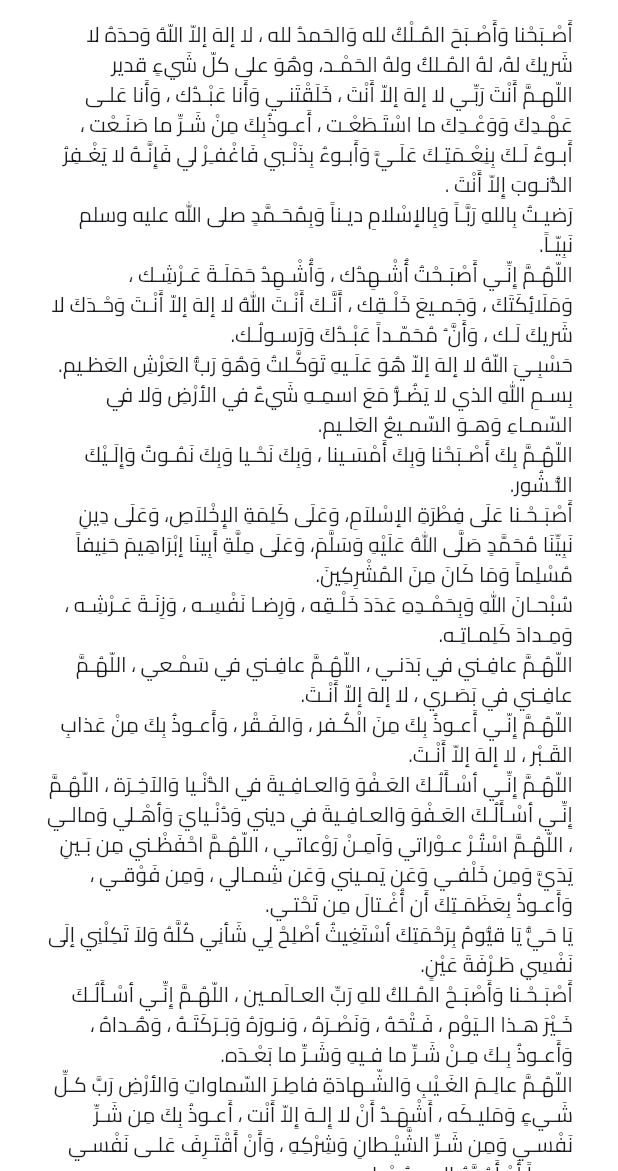
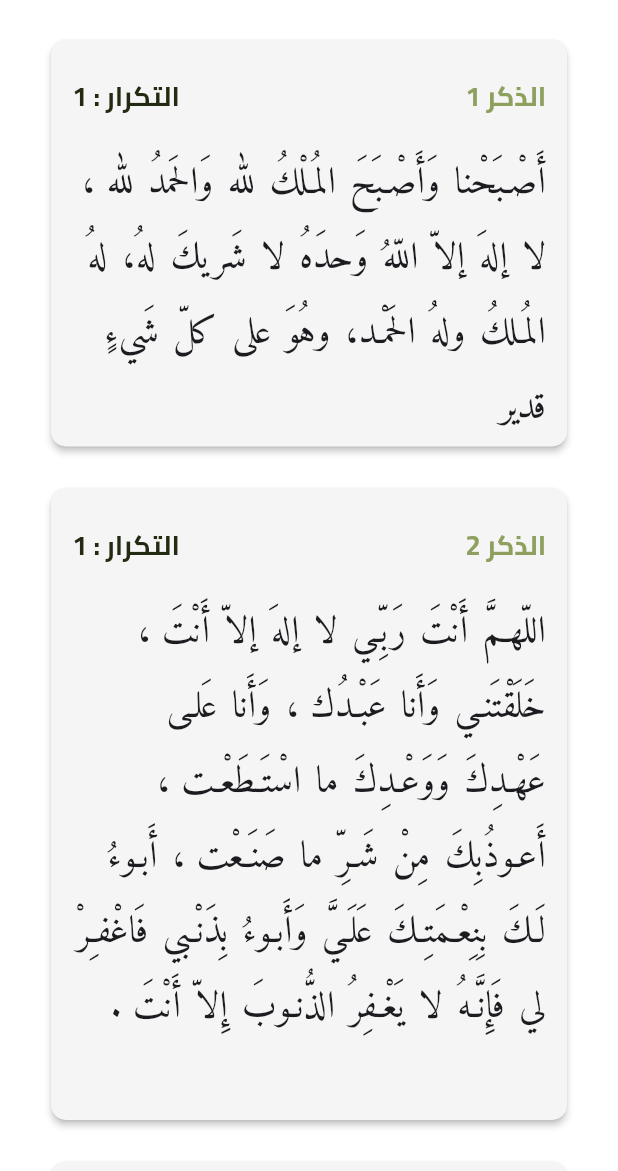
Before and after one commit to mohamedmagdy2301/azkary_app, a Flutter app: the AzkarDetailsScreen screen opened directly with sample values from the repository, on a phone screen of 412 x 824 dp, the part 65-1236 px from its top. Run offline on Flutter 3.47's test engine with Material 3 defaults, Android fonts, the light colour scheme and no system bars; our stand-ins replace firebase_core; accounts and stored records are empty.

Commit message:
Done azkar screen $ azkar details screen ✅

```diff
--- a/lib/core/utils/strings.dart
+++ b/lib/core/utils/strings.dart
@@ -13,9 +13,12 @@ class StringsAppAR {
 
   static const String azkarMtnwa = "اذكار متنوعة";
   static const String azkarQayamAlLily = "أذكار قيام الليل";
-  static const String azkarAlslah = "أذكار الصلاة";
+  static const String azkarAlslah = "أذكار بعد الصلاة";
   static const String azkarAlNoom = "أذكار النوم";
-  static const String adaiaMtnwa = "أدعية متنوعة";
+  static const String tsabha = "تسابيح";
+  static const String azkarAlIstikhaz = "أذكار الاستيقاظ";
+  static const String adaiaQarunia = "أدعية قرآنية";
+  static const String adaiaAlnabiya = "أدعية الأنبياء";
 
   static const String mawaeedSabha = "مواعيد الصلاة";
   static const String alFajr = "الفجر";
--- a/lib/features/azkar/data/azkar_data.dart
+++ b/lib/features/azkar/data/azkar_data.dart
@@ -407,7 +407,7 @@ Map<String, List<Map<String, String>>> azkarData = {
       "content": "سُبْحـانَ اللهِ وَبِحَمْـدِهِ."
     }
   ],
-  "أذكار بعد السلام من الصلاة المفروضة": [
+  "أذكار بعد الصلاة": [
     {
       "category": "أذكار بعد السلام من الصلاة المفروضة",
       "count": "01",
--- a/lib/features/azkar/data/azkar_screen_body_item_model_data.dart
+++ b/lib/features/azkar/data/azkar_screen_body_item_model_data.dart
@@ -19,19 +19,27 @@ List<AzkarScreenBodyItemModel> azkarScreenBodyItemModel = [
     image: "assets/images/2.jpg",
   ),
   AzkarScreenBodyItemModel(
-    title: StringsAppAR.azkarQayamAlLily,
+    title: StringsAppAR.tsabha,
+    image: "assets/images/9.jpg",
+  ),
+  AzkarScreenBodyItemModel(
+    title: StringsAppAR.azkarAlIstikhaz,
+    image: "assets/images/5.jpg",
+  ),
+  AzkarScreenBodyItemModel(
+    title: StringsAppAR.azkarAlslah,
     image: "assets/images/6.jpg",
   ),
   AzkarScreenBodyItemModel(
-    title: StringsAppAR.alEsha,
+    title: StringsAppAR.azkarAlNoom,
     image: "assets/images/3.jpg",
   ),
   AzkarScreenBodyItemModel(
-    title: StringsAppAR.azkarAlNoom,
-    image: "assets/images/5.jpg",
+    title: StringsAppAR.adaiaAlnabiya,
+    image: "assets/images/7.jpg",
   ),
   AzkarScreenBodyItemModel(
-    title: StringsAppAR.azkarMtnwa,
+    title: StringsAppAR.adaiaQarunia,
     image: "assets/images/4.jpg",
   ),
 ];
--- a/lib/features/azkar/presentation/veiw/screens/azkar_details_screen.dart
+++ b/lib/features/azkar/presentation/veiw/screens/azkar_details_screen.dart
@@ -1,5 +1,6 @@
 import 'package:azkary_app/features/azkar/data/azkar_data.dart';
 import 'package:azkary_app/features/azkar/data/azkar_screen_body_item_model_data.dart';
+import 'package:azkary_app/features/azkar/presentation/veiw/widgets/azkar_details_liseview_item_card.dart';
 import 'package:flutter/material.dart';
 
 class AzkarDetailsScreen extends StatelessWidget {
@@ -10,23 +11,25 @@ class AzkarDetailsScreen extends StatelessWidget {
   Widget build(BuildContext context) {
     final azkarScreenBodyItemModel =
         ModalRoute.of(context)?.settings.arguments as AzkarScreenBodyItemModel;
-
+    var dataList = azkarData[azkarScreenBodyItemModel.title];
     return Scaffold(
       appBar: AppBar(
         title: Text(azkarScreenBodyItemModel.title),
         centerTitle: true,
+        elevation: 0,
+        flexibleSpace: Container(
+          color: Colors.white,
+        ),
       ),
-      body: Center(
-        child: ListView.builder(
-          physics: const BouncingScrollPhysics(),
-          itemCount: azkarData["أذكار الصباح"]?.length ?? 0,
-          itemBuilder: (context, index) {
-            return Padding(
-              padding: const EdgeInsets.symmetric(horizontal: 30),
-              child: Text(azkarData["أذكار الصباح"]?[index]['content'] ?? ""),
-            );
-          },
-        ),
+      body: ListView.builder(
+        physics: const BouncingScrollPhysics(),
+        itemCount: dataList?.length ?? 0,
+        itemBuilder: (context, index) {
+          return AzkarDetailsLiseviewItemCard(
+            dataList: dataList,
+            index: index,
+          );
+        },
       ),
     );
   }
--- a/lib/features/azkar/presentation/veiw/widgets/appbar_azkar.dart
+++ b/lib/features/azkar/presentation/veiw/widgets/appbar_azkar.dart
@@ -15,6 +15,8 @@ class AppBarAzkar extends StatelessWidget implements PreferredSizeWidget {
         ),
       ),
       centerTitle: true,
+      flexibleSpace: Container(),
+      elevation: 0,
     );
   }
 
--- /dev/null
+++ b/lib/features/azkar/presentation/veiw/widgets/azkar_details_liseview_item_card.dart
@@ -0,0 +1,72 @@
+import 'package:azkary_app/core/utils/colors.dart';
+import 'package:flutter/material.dart';
+
+class AzkarDetailsLiseviewItemCard extends StatelessWidget {
+  const AzkarDetailsLiseviewItemCard({
+    super.key,
+    required this.dataList,
+    required this.index,
+  });
+  final int index;
+  final List<Map<String, String>>? dataList;
+
+  @override
+  Widget build(BuildContext context) {
+    return Padding(
+      padding: const EdgeInsets.symmetric(
+        horizontal: 30,
+        vertical: 10,
+      ),
+      child: Card(
+        elevation: 2,
+        color: Colors.grey.shade100,
+        shape: RoundedRectangleBorder(
+          borderRadius: BorderRadius.circular(10),
+        ),
+        child: Padding(
+          padding: const EdgeInsets.symmetric(
+            horizontal: 14,
+          ),
+          child: Column(
+            crossAxisAlignment: CrossAxisAlignment.start,
+            children: [
+              const SizedBox(height: 25),
+              Row(
+                mainAxisAlignment: MainAxisAlignment.spaceBetween,
+                children: [
+                  Text(
+                    "الذكر ${index + 1}",
+                    style: const TextStyle(
+                      fontSize: 18,
+                      fontWeight: FontWeight.bold,
+                      color: ColorsAppLight.primaryColor,
+                    ),
+                  ),
+                  Text(
+                    "التكرار : ${dataList?[index]["count"]}",
+                    style: const TextStyle(
+                      fontSize: 18,
+                      fontWeight: FontWeight.bold,
+                      color: Color.fromARGB(255, 35, 42, 18),
+                    ),
+                  ),
+                ],
+              ),
+              const SizedBox(height: 20),
+              Text(
+                dataList?[index]['content']?.replaceAll(".", ".\n") ?? "",
+                style: const TextStyle(
+                  fontSize: 25,
+                  fontWeight: FontWeight.w400,
+                  height: 2,
+                  wordSpacing: 2.2,
+                  fontFamily: "Amiri",
+                ),
+              ),
+            ],
+          ),
+        ),
+      ),
+    );
+  }
+}
--- a/lib/features/azkar/presentation/veiw/widgets/azkar_screen_body.dart
+++ b/lib/features/azkar/presentation/veiw/widgets/azkar_screen_body.dart
@@ -19,7 +19,7 @@ class _AzkarScreenBodyState extends State<AzkarScreenBody> {
       child: SingleChildScrollView(
         physics: const BouncingScrollPhysics(),
         child: Column(
-          crossAxisAlignment: CrossAxisAlignment.end,
+          crossAxisAlignment: CrossAxisAlignment.start,
           children: [
             AzkarScreenBodyItem(
               azkarScreenBodyItemModel: azkarScreenBodyItemModel[0],
@@ -88,6 +88,26 @@ class _AzkarScreenBodyState extends State<AzkarScreenBody> {
                 );
               },
             ),
+            AzkarScreenBodyItem(
+              azkarScreenBodyItemModel: azkarScreenBodyItemModel[6],
+              onTap: () {
+                Navigator.pushNamed(
+                  context,
+                  AzkarDetailsScreen.routeName,
+                  arguments: azkarScreenBodyItemModel[6],
+                );
+              },
+            ),
+            AzkarScreenBodyItem(
+              azkarScreenBodyItemModel: azkarScreenBodyItemModel[7],
+              onTap: () {
+                Navigator.pushNamed(
+                  context,
+                  AzkarDetailsScreen.routeName,
+                  arguments: azkarScreenBodyItemModel[7],
+                );
+              },
+            ),
           ],
         ),
       ),
--- a/lib/main_development.dart
+++ b/lib/main_development.dart
@@ -26,6 +26,7 @@ class _MyAppState extends State<MyApp> {
     return MaterialApp(
       debugShowCheckedModeBanner: false,
       theme: lightTheme,
+      routes: routes,
       localizationsDelegates: const [
         GlobalCupertinoLocalizations.delegate,
         GlobalMaterialLocalizations.delegate,
@@ -35,7 +36,7 @@ class _MyAppState extends State<MyApp> {
         Locale("ar", "AE"),
       ],
       locale: const Locale("ar", "AE"),
-      home: const NavBarMainApp(),
+      initialRoute: '/',
     );
   }
 
```
